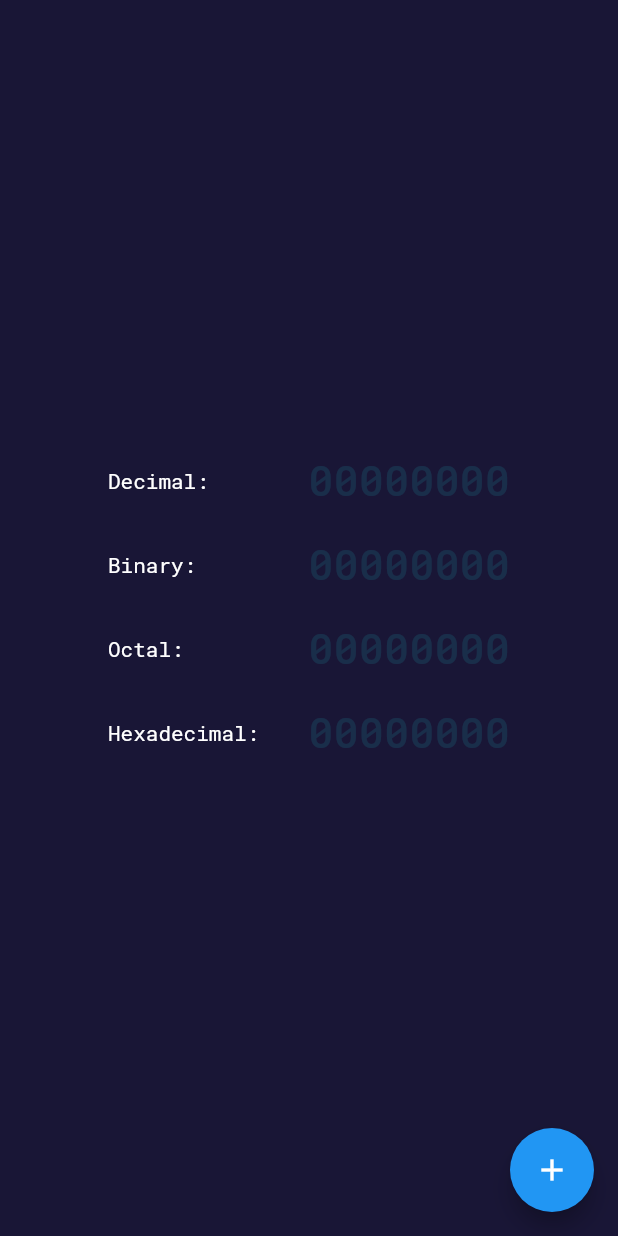
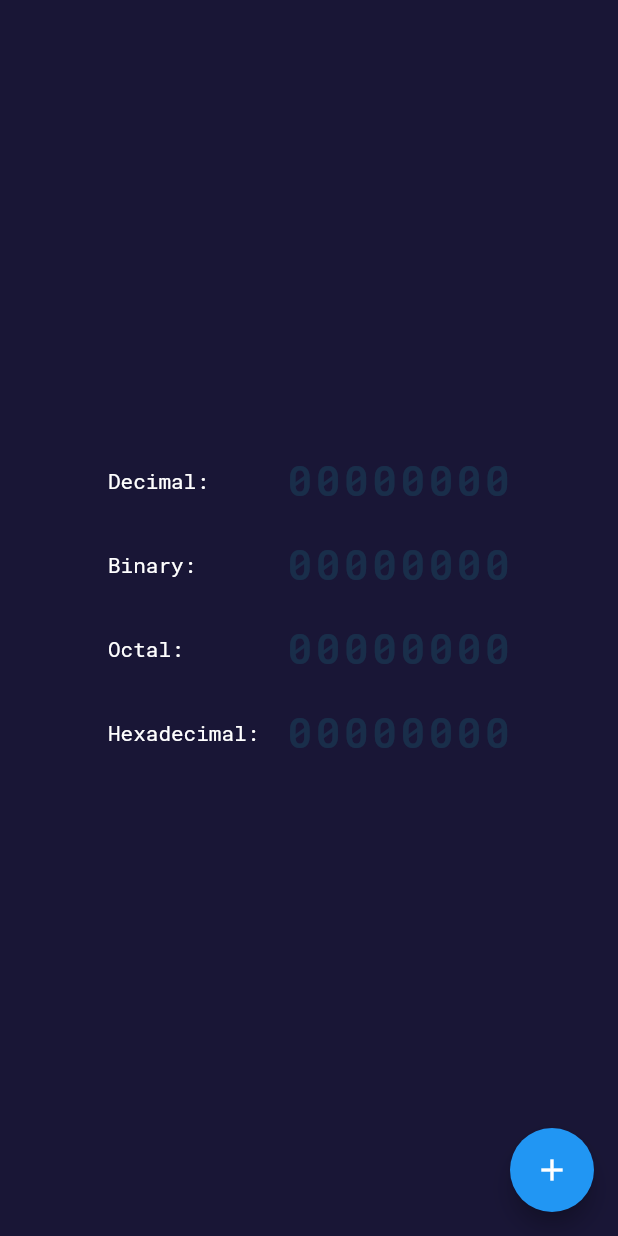
Before and after one commit to imaNNeo/number_representations_counter, a Flutter app: the screen it shows after launch, on a phone screen of 412 x 824 dp. Run offline on Flutter 3.47's test engine with Material 2 defaults, Android fonts, the phone set to English and light mode, and no system bars; our stand-ins replace google_fonts.

```diff
--- a/lib/main.dart
+++ b/lib/main.dart
@@ -144,9 +144,12 @@ class LettersWidget extends StatelessWidget {
       children: letters.characters.toList().asMap().entries.map((entry) {
         final index = entry.key;
         final letter = entry.value;
-        return LetterWidget(
-          letter: letter,
-          opacity: index >= numberStartPos ? 1.0 : 0.1,
+        return Padding(
+          padding: const EdgeInsets.only(left: 2.0),
+          child: LetterWidget(
+            letter: letter,
+            opacity: index >= numberStartPos ? 1.0 : 0.1,
+          ),
         );
       }).toList(),
     );
@@ -165,54 +168,29 @@ int findStartingPoint(String letters) {
 class LetterWidget extends StatelessWidget {
   final String letter;
   final double opacity;
+  final Color _color;
 
-  const LetterWidget({
+  LetterWidget({
     @required this.letter,
     this.opacity = 1.0,
     Key key,
   })  : assert(letter.length == 1),
+        _color = colors[letter.codeUnitAt(0) % colors.length].withOpacity(opacity),
         super(key: key);
 
   @override
   Widget build(BuildContext context) {
     return AnimatedSwitcher(
-      duration: const Duration(milliseconds: 500),
-      // transitionBuilder: (Widget child, Animation<double> animation) {
-      //   return ScaleUpTransition(child: child, scale: animation);
-      // },
+      duration: const Duration(milliseconds: 300),
       child: Text(
         letter.toUpperCase(),
         key: ValueKey<String>(letter),
         style: TextStyle(
-          color: colors[letter.codeUnitAt(0) % colors.length].withOpacity(opacity),
+          color: _color,
           fontSize: 28,
-          fontWeight: FontWeight.w500,
+          fontWeight: FontWeight.w600,
         ),
       ),
     );
   }
 }
-
-class ScaleUpTransition extends AnimatedWidget {
-  const ScaleUpTransition({
-    Key key,
-    @required Animation<double> scale,
-    this.child,
-  })  : assert(scale != null),
-        super(key: key, listenable: scale);
-
-  Animation<double> get scale => listenable as Animation<double>;
-
-  final Widget child;
-
-  @override
-  Widget build(BuildContext context) {
-    final double scaleValue = scale.value;
-    final Matrix4 transform = Matrix4.identity()..scale(scaleValue, scaleValue, 1.0);
-    return Transform(
-      transform: transform,
-      alignment: Alignment.center,
-      child: child,
-    );
-  }
-}
```
